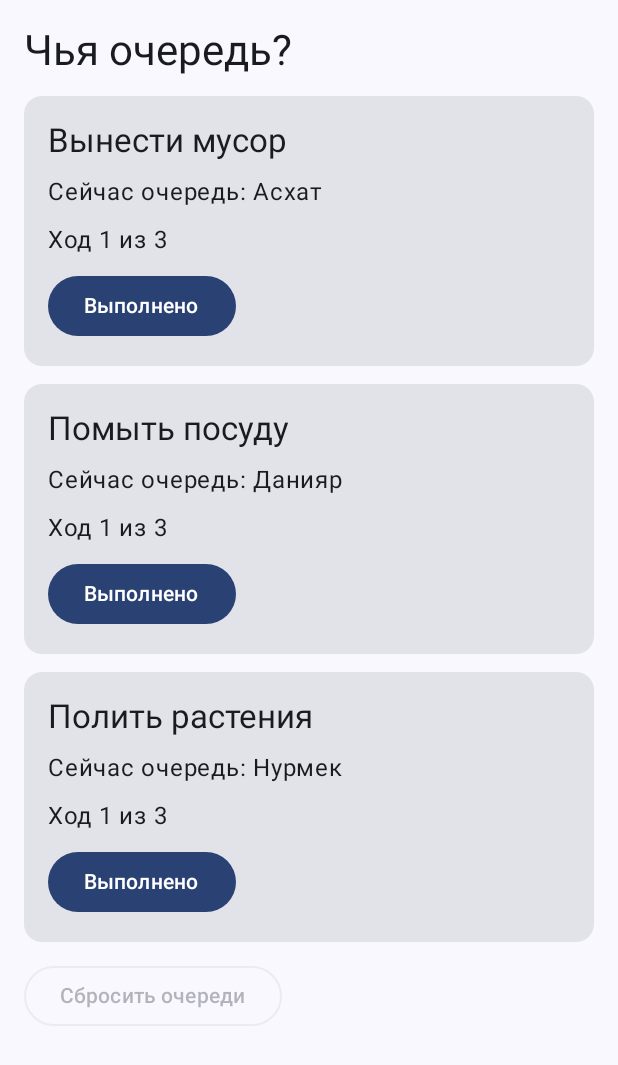
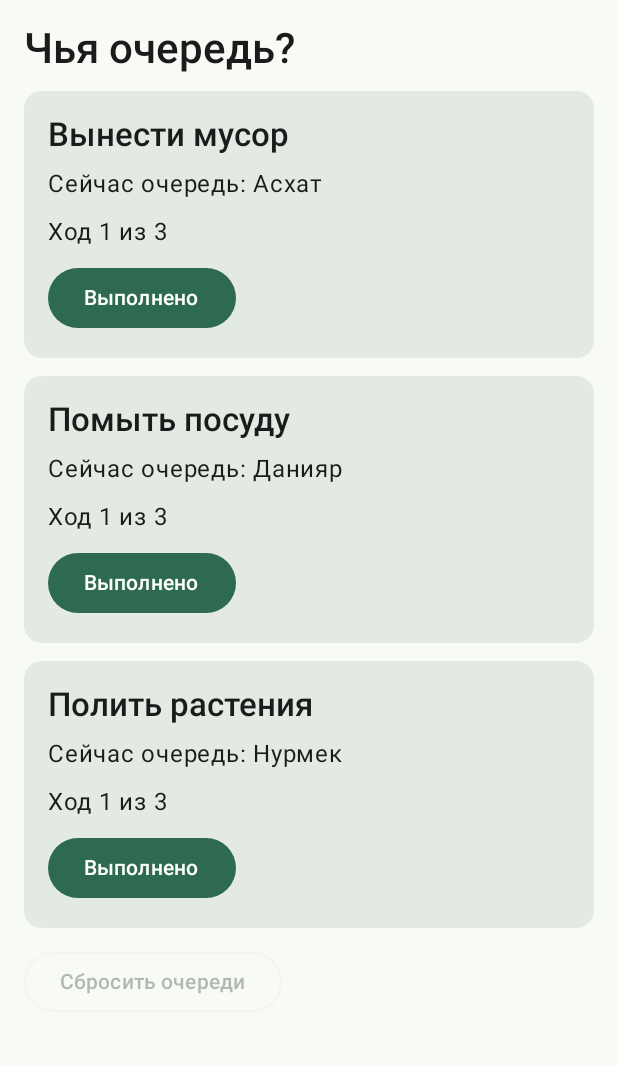
Before and after one commit to tortugichh/WhoseTurn, an Android app built with Jetpack Compose: the screen it shows after launch (MainActivity), on a phone screen of 412 x 824 dp. Shown: the top 1065 px of the screen. Run offline under Robolectric (Android 15) with nearby library versions, the phone set to English and light mode, and no system bars.

Commit message:
feat: style the app with Material 3

```diff
--- a/app/src/main/java/com/example/project/ui/theme/Color.kt
+++ b/app/src/main/java/com/example/project/ui/theme/Color.kt
@@ -2,10 +2,30 @@ package com.example.project.ui.theme
 
 import androidx.compose.ui.graphics.Color
 
-val Purple80 = Color(0xFFD0BCFF)
-val PurpleGrey80 = Color(0xFFCCC2DC)
-val Pink80 = Color(0xFFEFB8C8)
+val Green40 = Color(0xFF2E6A4F)
+val GreenContainer90 = Color(0xFFB2F1CF)
+val OnGreenContainer10 = Color(0xFF002114)
+val Sand40 = Color(0xFF6B5D3F)
+val SandContainer90 = Color(0xFFF4E1BB)
+val OnSandContainer10 = Color(0xFF241A04)
+val Clay40 = Color(0xFF8C4A3B)
+val ClayContainer90 = Color(0xFFFFDAD2)
+val Neutral99 = Color(0xFFF8FAF5)
+val Neutral10 = Color(0xFF191C1A)
+val NeutralVariant90 = Color(0xFFDBE5DD)
+val NeutralVariant30 = Color(0xFF404943)
+val SurfaceHigh95 = Color(0xFFECF0EA)
+val SurfaceHighest92 = Color(0xFFE3EAE3)
 
-val Purple40 = Color(0xFF6650a4)
-val PurpleGrey40 = Color(0xFF625b71)
-val Pink40 = Color(0xFF7D5260)
+val Green80 = Color(0xFF96D5B4)
+val GreenContainer30 = Color(0xFF115139)
+val Sand80 = Color(0xFFD7C5A0)
+val SandContainer30 = Color(0xFF52452A)
+val Clay80 = Color(0xFFFFB4A3)
+val ClayContainer30 = Color(0xFF703426)
+val Neutral6 = Color(0xFF101412)
+val Neutral90 = Color(0xFFE1E3DE)
+val NeutralVariant20 = Color(0xFF2A322D)
+val NeutralVariant80 = Color(0xFFBFC9C1)
+val SurfaceHigh17 = Color(0xFF262B28)
+val SurfaceHighest22 = Color(0xFF323835)
--- a/app/src/main/java/com/example/project/ui/theme/Theme.kt
+++ b/app/src/main/java/com/example/project/ui/theme/Theme.kt
@@ -1,6 +1,5 @@
 package com.example.project.ui.theme
 
-import android.app.Activity
 import android.os.Build
 import androidx.compose.foundation.isSystemInDarkTheme
 import androidx.compose.material3.MaterialTheme
@@ -9,35 +8,59 @@ import androidx.compose.material3.dynamicDarkColorScheme
 import androidx.compose.material3.dynamicLightColorScheme
 import androidx.compose.material3.lightColorScheme
 import androidx.compose.runtime.Composable
+import androidx.compose.ui.graphics.Color
 import androidx.compose.ui.platform.LocalContext
 
 private val DarkColorScheme = darkColorScheme(
-    primary = Purple80,
-    secondary = PurpleGrey80,
-    tertiary = Pink80
+    primary = Green80,
+    onPrimary = OnGreenContainer10,
+    primaryContainer = GreenContainer30,
+    onPrimaryContainer = GreenContainer90,
+    secondary = Sand80,
+    onSecondary = OnSandContainer10,
+    secondaryContainer = SandContainer30,
+    onSecondaryContainer = SandContainer90,
+    tertiary = Clay80,
+    tertiaryContainer = ClayContainer30,
+    onTertiaryContainer = ClayContainer90,
+    background = Neutral6,
+    onBackground = Neutral90,
+    surface = Neutral6,
+    onSurface = Neutral90,
+    surfaceVariant = NeutralVariant30,
+    onSurfaceVariant = NeutralVariant80,
+    surfaceContainerLow = NeutralVariant20,
+    surfaceContainerHigh = SurfaceHigh17,
+    surfaceContainerHighest = SurfaceHighest22,
 )
 
 private val LightColorScheme = lightColorScheme(
-    primary = Purple40,
-    secondary = PurpleGrey40,
-    tertiary = Pink40
-
-    /* Other default colors to override
-    background = Color(0xFFFFFBFE),
-    surface = Color(0xFFFFFBFE),
+    primary = Green40,
     onPrimary = Color.White,
+    primaryContainer = GreenContainer90,
+    onPrimaryContainer = OnGreenContainer10,
+    secondary = Sand40,
     onSecondary = Color.White,
-    onTertiary = Color.White,
-    onBackground = Color(0xFF1C1B1F),
-    onSurface = Color(0xFF1C1B1F),
-    */
+    secondaryContainer = SandContainer90,
+    onSecondaryContainer = OnSandContainer10,
+    tertiary = Clay40,
+    tertiaryContainer = ClayContainer90,
+    background = Neutral99,
+    onBackground = Neutral10,
+    surface = Neutral99,
+    onSurface = Neutral10,
+    surfaceVariant = NeutralVariant90,
+    onSurfaceVariant = NeutralVariant30,
+    surfaceContainerLow = NeutralVariant90,
+    surfaceContainerHigh = SurfaceHigh95,
+    surfaceContainerHighest = SurfaceHighest92,
 )
 
 @Composable
 fun ProjectTheme(
     darkTheme: Boolean = isSystemInDarkTheme(),
     // Dynamic color is available on Android 12+
-    dynamicColor: Boolean = true,
+    dynamicColor: Boolean = false,
     content: @Composable () -> Unit
 ) {
     val colorScheme = when {
--- a/app/src/main/java/com/example/project/ui/theme/Type.kt
+++ b/app/src/main/java/com/example/project/ui/theme/Type.kt
@@ -6,29 +6,45 @@ import androidx.compose.ui.text.font.FontFamily
 import androidx.compose.ui.text.font.FontWeight
 import androidx.compose.ui.unit.sp
 
-// Set of Material typography styles to start with
 val Typography = Typography(
+    headlineMedium = TextStyle(
+        fontFamily = FontFamily.Default,
+        fontWeight = FontWeight.SemiBold,
+        fontSize = 28.sp,
+        lineHeight = 36.sp,
+    ),
+    titleLarge = TextStyle(
+        fontFamily = FontFamily.Default,
+        fontWeight = FontWeight.SemiBold,
+        fontSize = 22.sp,
+        lineHeight = 28.sp,
+    ),
+    titleMedium = TextStyle(
+        fontFamily = FontFamily.Default,
+        fontWeight = FontWeight.Medium,
+        fontSize = 16.sp,
+        lineHeight = 24.sp,
+        letterSpacing = 0.15.sp,
+    ),
     bodyLarge = TextStyle(
         fontFamily = FontFamily.Default,
         fontWeight = FontWeight.Normal,
         fontSize = 16.sp,
         lineHeight = 24.sp,
         letterSpacing = 0.5.sp
-    )
-    /* Other default text styles to override
-    titleLarge = TextStyle(
+    ),
+    bodyMedium = TextStyle(
         fontFamily = FontFamily.Default,
         fontWeight = FontWeight.Normal,
-        fontSize = 22.sp,
-        lineHeight = 28.sp,
-        letterSpacing = 0.sp
+        fontSize = 14.sp,
+        lineHeight = 20.sp,
+        letterSpacing = 0.25.sp,
     ),
-    labelSmall = TextStyle(
+    labelLarge = TextStyle(
         fontFamily = FontFamily.Default,
         fontWeight = FontWeight.Medium,
-        fontSize = 11.sp,
-        lineHeight = 16.sp,
-        letterSpacing = 0.5.sp
-    )
-    */
+        fontSize = 14.sp,
+        lineHeight = 20.sp,
+        letterSpacing = 0.1.sp,
+    ),
 )
```
